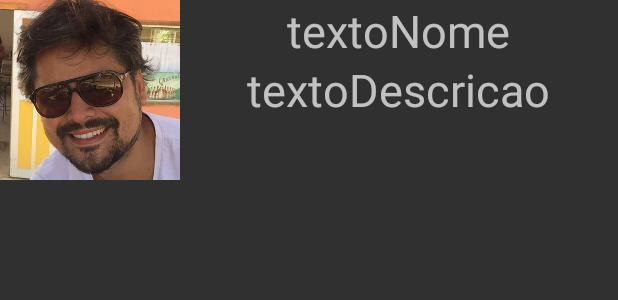
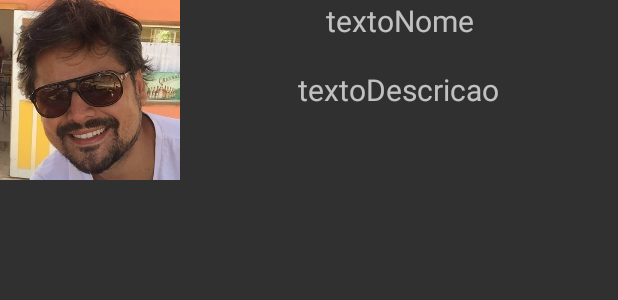
Before and after one commit to matheuscarvalho94/ProjetoAndroidNativo, an Android app: the layout minha_celula.xml on its own in the app's theme, with its tools: preview values and no code run, on a phone screen of 412 x 824 dp. Shown: the top 300 px of the screen. Run offline under Robolectric (Android 15) with nearby library versions, the phone set to English and light mode, and no system bars.

```diff
--- a/app/src/main/res/layout/minha_celula.xml
+++ b/app/src/main/res/layout/minha_celula.xml
@@ -10,10 +10,6 @@
         app:srcCompat="@drawable/a1"
         android:id="@+id/imagemIcone" />
 
-    <FrameLayout
-        android:layout_width="match_parent"
-        android:layout_height="120dp">
-
         <FrameLayout
             android:layout_width="match_parent"
             android:layout_height="120dp">
@@ -23,7 +19,7 @@
                 android:layout_width="wrap_content"
                 android:layout_height="wrap_content"
                 android:id="@+id/textoDescricao"
-                android:textSize="30sp"
+                android:textSize="20sp"
                 android:gravity="top"
                 android:layout_gravity="center" />
 
@@ -32,12 +28,10 @@
                 android:layout_width="wrap_content"
                 android:layout_height="wrap_content"
                 android:id="@+id/textoNome"
-                android:textSize="30sp"
+                android:textSize="20sp"
                 android:gravity="top|center_horizontal"
                 android:layout_gravity="top|center_horizontal" />
 
         </FrameLayout>
 
-    </FrameLayout>
-
 </LinearLayout>
```
Also changed, not shown: app/src/main/res/layout/content_main.xml (+8 -12 lines).
